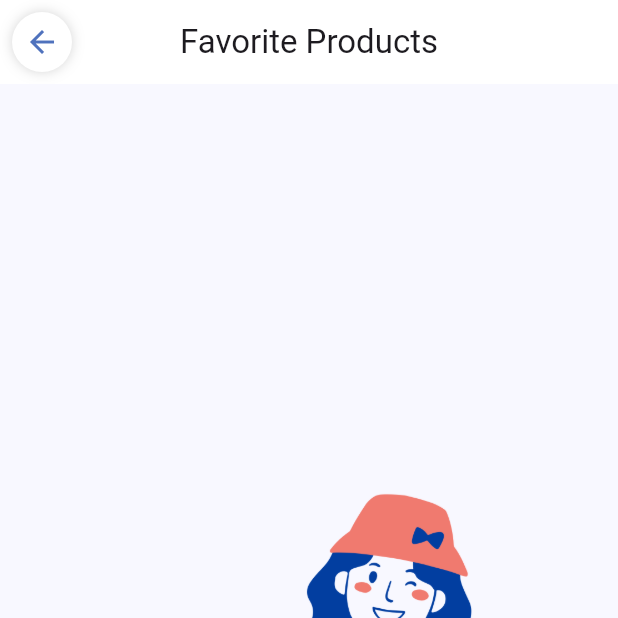
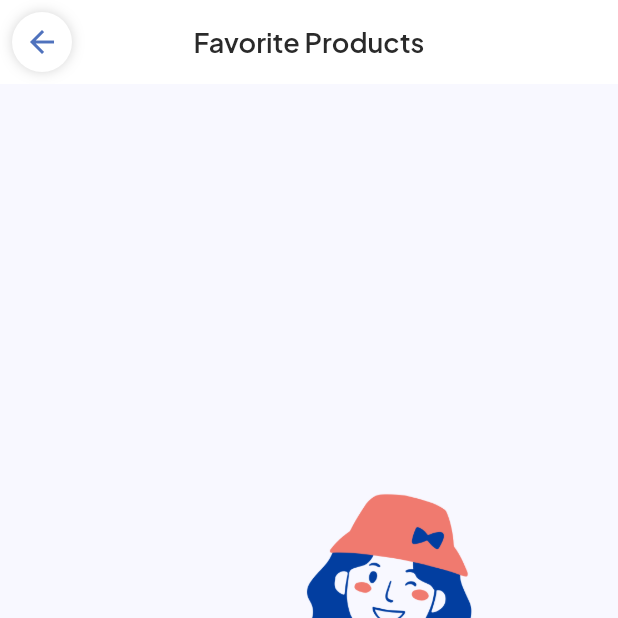
Before and after one commit to danyfatihul-14/sanzio-app, a Flutter app: the FavoritePage screen opened by its route, on a phone screen of 412 x 824 dp, the top half of it. Run offline on Flutter 3.47's test engine with Material 3 defaults, Android fonts, the phone set to English and light mode, and no system bars; our stand-ins replace camera, equatable, flutter_bloc, flutter_dotenv, flutter_secure_storage, fluttertoast and 7 more; missing offline and left inert: carousel_slider_plus; accounts and stored records are empty; project files that could hold a hidden picture were left out.

Commit message:
fix: favocrite

```diff
--- a/lib/blocs/favorite/favorite_event.dart
+++ b/lib/blocs/favorite/favorite_event.dart
@@ -1,9 +1,16 @@
+import 'package:equatable/equatable.dart';
 import 'package:raffaelosanzio/models/hive/model.dart';
 
-abstract class FavoriteEvent {}
+abstract class FavoriteEvent extends Equatable {
+  const FavoriteEvent();
+  @override
+  List<Object> get props => [];
+}
 
 class ToggleFavoriteEvent extends FavoriteEvent {
   final Product product;
 
   ToggleFavoriteEvent(this.product);
+
+  List<Object> get props => [product];
 }
--- a/lib/pages/favorite.dart
+++ b/lib/pages/favorite.dart
@@ -20,7 +20,14 @@ class _FavoritePageState extends State<FavoritePage> {
     return Scaffold(
       backgroundColor: gray50,
       appBar: AppBar(
-        title: const Text('Favorite Products'),
+        title: Text(
+          'Favorite Products',
+          style: GoogleFonts.plusJakartaSans(
+            fontWeight: FontWeight.w600,
+            color: gray600,
+            fontSize: 18,
+          ),
+        ),
         backgroundColor: whiteMain,
         leading: IconButton(
           icon: Container(
```
Also changed, not shown: lib/blocs/favorite/favorite_bloc.dart (+11 -3 lines).
